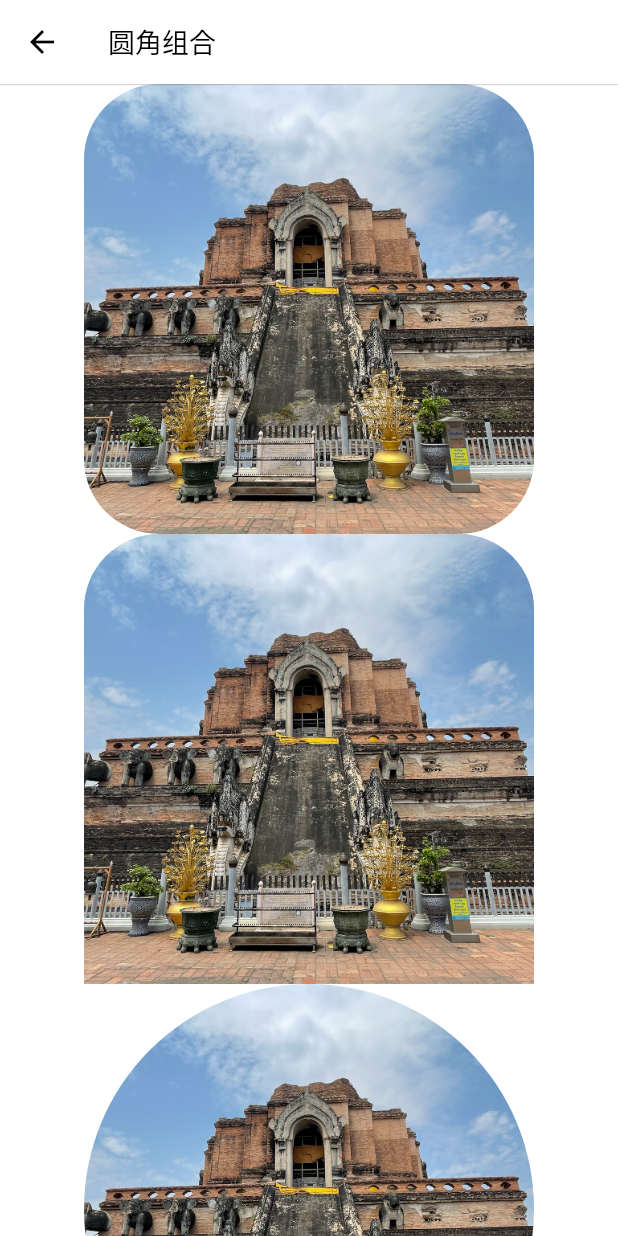
After one commit to helloDolin/dolin_demo_flutter, a Flutter app: the RadiusSummary screen opened directly, on a phone screen of 412 x 824 dp. The commit adds this screen. Run offline on Flutter 3.47's test engine with Material 2 defaults, Android fonts, the phone set to English and light mode, and no system bars; our stand-ins replace dio, flutter_screenutil, fluttertoast, get, pull_to_refresh, visibility_detector; missing offline and left inert: underline_indicator; network calls fail.

Commit message:
圆角处理总结

```diff
--- a/lib/app/modules/home/views/home_view.dart
+++ b/lib/app/modules/home/views/home_view.dart
@@ -70,7 +70,9 @@ class HomeView extends GetView<HomeController> {
                     onPressed: () {
                       Get.toNamed('/search');
                     },
-                    icon: const Icon(Icons.search_rounded))
+                    icon: const Icon(
+                      Icons.search_rounded,
+                    ))
               ],
               title: Text(
                 controller.pageTitle.value,
--- a/lib/app/modules/home/views/tab_list_view.dart
+++ b/lib/app/modules/home/views/tab_list_view.dart
@@ -141,7 +141,10 @@ class _TabListViewState extends State<TabListView>
             child: _isShowUpIcon
                 ? ElevatedButton(
                     onPressed: () {
-                      _scrollController.jumpTo(0);
+                      // 解决 jumpTo 有时不准确的问题
+                      WidgetsBinding.instance.addPostFrameCallback((_) {
+                        _scrollController.jumpTo(0);
+                      });
                     },
                     child: const Icon(Icons.arrow_upward_outlined))
                 : const SizedBox.shrink()),
--- /dev/null
+++ b/lib/app/modules/user/views/radius_ summary.dart
@@ -0,0 +1,110 @@
+import 'dart:math';
+
+import 'package:flutter/material.dart';
+
+class RadiusSummary extends StatelessWidget {
+  const RadiusSummary({super.key});
+
+  @override
+  Widget build(BuildContext context) {
+    return Scaffold(
+      appBar: AppBar(
+        title: const Text('圆角组合'),
+      ),
+      body: SafeArea(
+          child: SingleChildScrollView(
+              child: Column(
+        children: [
+          const SizedBox(
+            width: double.infinity,
+          ),
+          // decoration
+          Container(
+            decoration: const BoxDecoration(
+              borderRadius: BorderRadius.all(Radius.circular(50)),
+              image: DecorationImage(
+                image: AssetImage('assets/images/qingmai.png'),
+                fit: BoxFit.cover,
+              ),
+            ),
+            width: 300,
+            height: 300,
+          ),
+          // ClipRRect
+          ClipRRect(
+              borderRadius: const BorderRadius.only(
+                topLeft: Radius.circular(50),
+                topRight: Radius.circular(50),
+              ),
+              child: Image.asset(
+                'assets/images/qingmai.png',
+                width: 300,
+                height: 300,
+                fit: BoxFit.cover,
+              )),
+          // ClipOval
+          ClipOval(
+            child: Image.asset(
+              'assets/images/qingmai.png',
+              width: 300,
+              height: 300,
+              fit: BoxFit.cover,
+            ),
+          ),
+          // ClipPath
+          ClipPath(
+            clipper: StartClipper(),
+            child: Container(
+              decoration: const BoxDecoration(
+                image: DecorationImage(
+                  image: AssetImage('assets/images/qingmai.png'),
+                  fit: BoxFit.cover,
+                ),
+              ),
+              width: 300,
+              height: 300,
+            ),
+          ),
+          // PhysicalModel
+          PhysicalModel(
+            color: Colors.transparent,
+            borderRadius: const BorderRadius.all(Radius.circular(50)),
+            clipBehavior: Clip.antiAlias,
+            child: Image.asset(
+              'assets/images/qingmai.png',
+              width: 300,
+              height: 300,
+              fit: BoxFit.cover,
+            ),
+          )
+        ],
+      ))),
+    );
+  }
+}
+
+class StartClipper extends CustomClipper<Path> {
+  @override
+  Path getClip(Size size) {
+    final path = Path();
+    final radius = size.width / 2;
+    final centerX = size.width / 2;
+    final centerY = size.height / 2;
+    const angle = 2 * pi / 5;
+
+    path.moveTo(centerX + radius * cos(0), centerY + radius * sin(0));
+    for (var i = 1; i < 5; i++) {
+      path.lineTo(
+        centerX + radius * cos(angle * i),
+        centerY + radius * sin(angle * i),
+      );
+    }
+    path.close();
+    return path;
+  }
+
+  @override
+  bool shouldReclip(CustomClipper<Path> oldClipper) {
+    return false;
+  }
+}
--- a/lib/app/modules/user/views/user_view.dart
+++ b/lib/app/modules/user/views/user_view.dart
@@ -2,6 +2,7 @@ import 'package:dolin_demo_flutter/app/modules/user/views/arena_practice.dart';
 import 'package:dolin_demo_flutter/app/modules/user/views/async_practice.dart';
 import 'package:dolin_demo_flutter/app/modules/user/views/customer_paint_view.dart';
 import 'package:dolin_demo_flutter/app/modules/user/views/pieces_of_knowledge.dart';
+import 'package:dolin_demo_flutter/app/modules/user/views/radius_%20summary.dart';
 import 'package:dolin_demo_flutter/app/service/screenAdapter.dart';
 import 'package:dolin_demo_flutter/app/util/randomColor.dart';
 import 'package:flutter/material.dart';
@@ -35,6 +36,9 @@ class UserView extends GetView<UserController> {
               Card('PiecesOfKnowledge', () {
                 Get.to(const PiecesOfKnowledge());
               }),
+              Card('RadiusSummary', () {
+                Get.to(const RadiusSummary());
+              }),
             ],
           )),
     );
```
Also changed, not shown: assets/images/2.0x/qingmai.png (added), assets/images/3.0x/qingmai.png (added), assets/images/qingmai.png (added), 1 other file.
